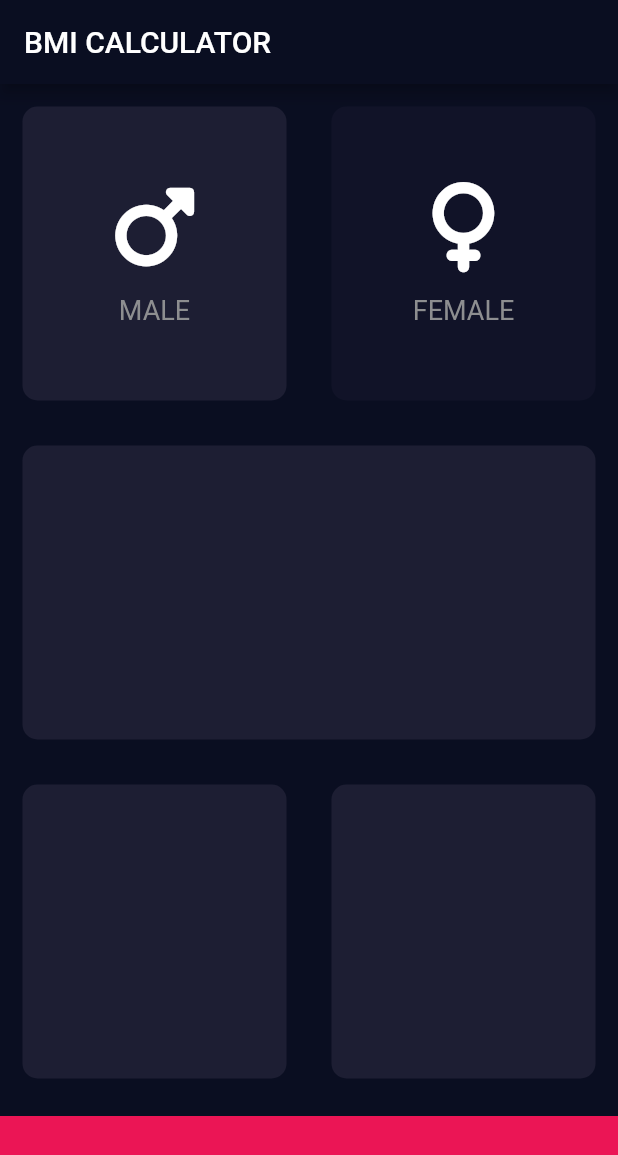
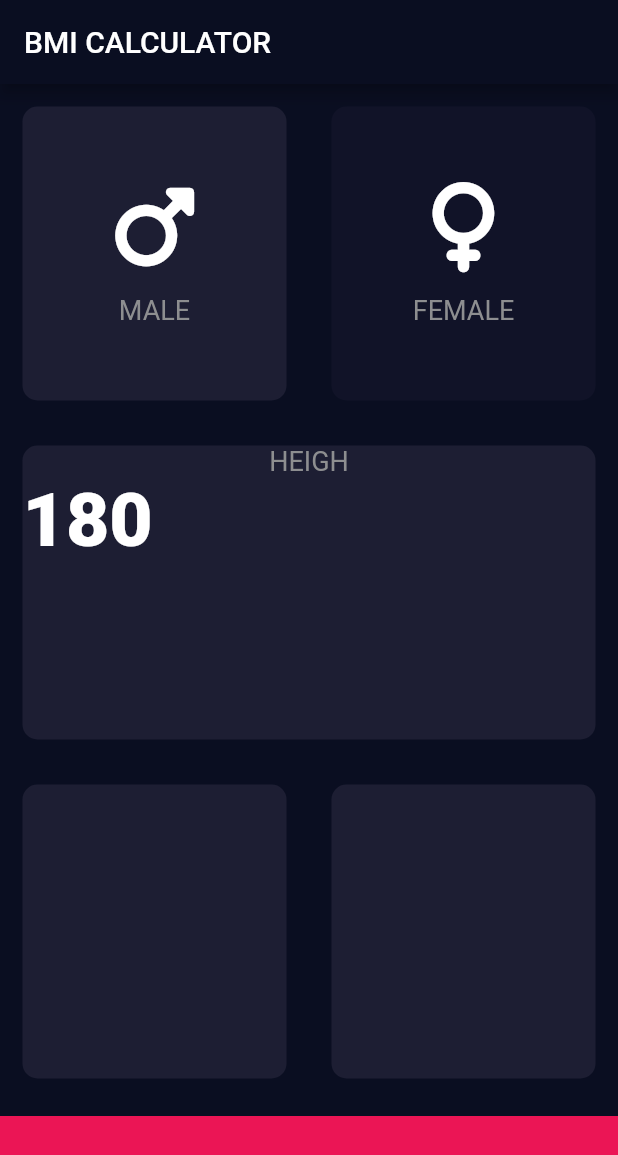
Before and after one commit to Sandra-chemist/bmi_calculator, a Flutter app: the screen it shows after launch, on a phone screen of 412 x 824 dp. Shown: the top 1155 px of the screen. Run offline on Flutter 3.47's test engine with Material 2 defaults, Android fonts, the phone set to English and light mode, and no system bars; our stand-ins replace font_awesome_flutter.

Commit message:
middle column was added

```diff
--- a/lib/input_page.dart
+++ b/lib/input_page.dart
@@ -24,6 +24,7 @@ class _InputPageState extends State<InputPage> {
           title: Text('BMI CALCULATOR'),
         ),
         body: Column(
+          crossAxisAlignment: CrossAxisAlignment.stretch,
           children: [
             Expanded(
                 child: Row(
@@ -65,7 +66,20 @@ class _InputPageState extends State<InputPage> {
             Expanded(
               child: ReusableCard(
                 kActiveCardColour,
-                Row(),
+                Column(
+                  children: [
+                    Text('HEIGH', style: kLabelTextStyle),
+                    Row(
+                      children: [
+                        Text(
+                          '180',
+                          style: TextStyle(
+                              fontSize: 50.0, fontWeight: FontWeight.w900),
+                        )
+                      ],
+                    )
+                  ],
+                ),
                 onPress: () {},
               ),
             ),
```
